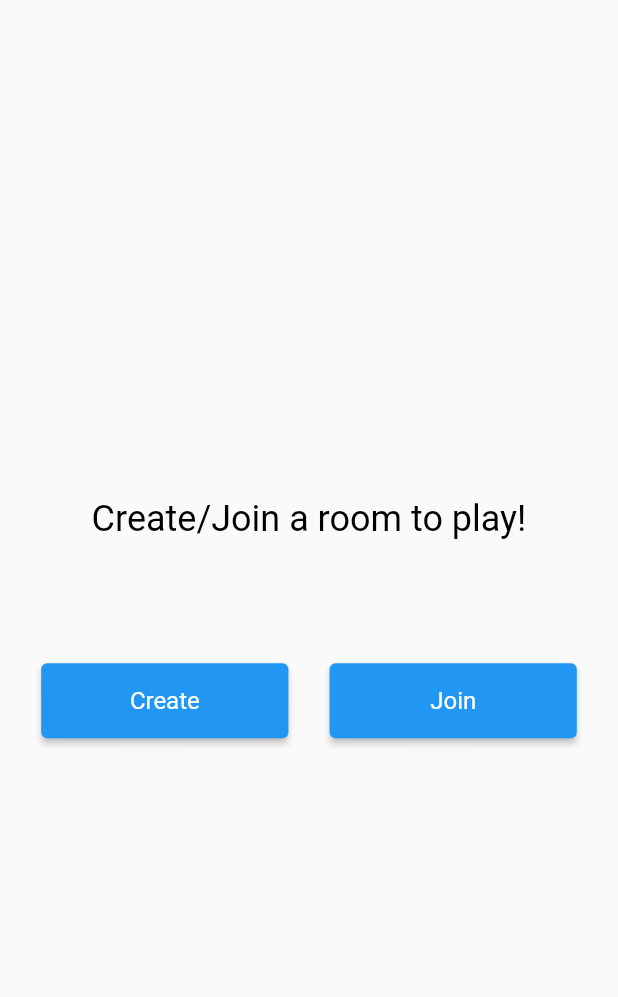
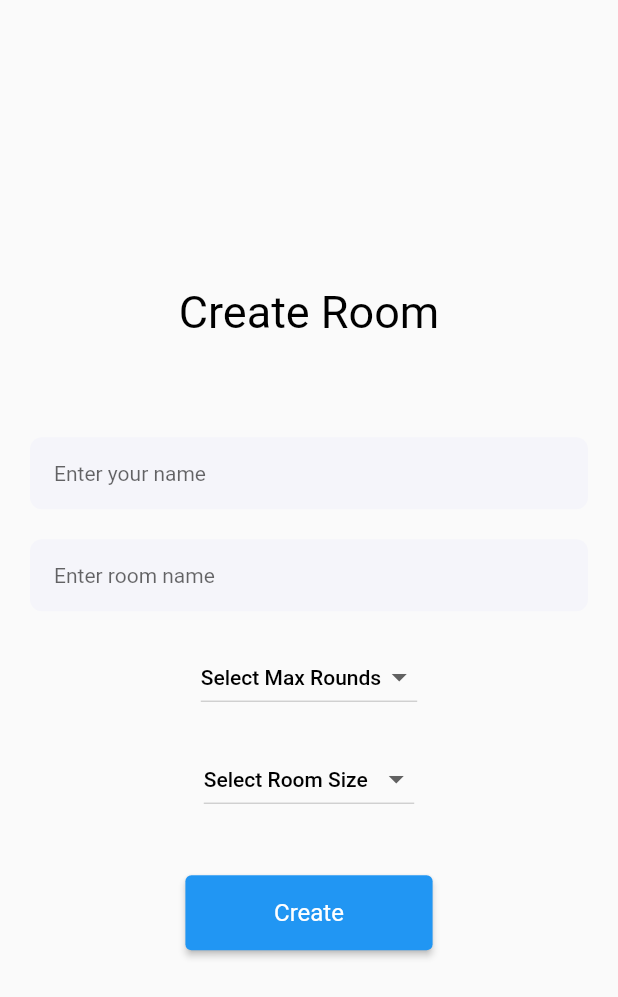
Before and after one commit to manny-e1/skribble_clone, a Flutter app: the screen it shows after launch, after a tap on "Create", on a phone screen of 412 x 824 dp. Shown: the top 997 px of the screen. Run offline on Flutter 3.47's test engine with Material 2 defaults, Android fonts, the phone set to English and light mode, and no system bars.

Commit message:
create room screen

```diff
--- a/lib/create_room_screen.dart
+++ b/lib/create_room_screen.dart
@@ -0,0 +1,133 @@
+import 'package:flutter/material.dart';
+import 'package:skribbl_clone/widgets/custom_text_field.dart';
+
+class CreateRoomScreen extends StatefulWidget {
+  const CreateRoomScreen({Key? key}) : super(key: key);
+
+  @override
+  _CreateRoomScreenState createState() => _CreateRoomScreenState();
+}
+
+class _CreateRoomScreenState extends State<CreateRoomScreen> {
+  final _nameController = TextEditingController();
+  final _roomNameController = TextEditingController();
+  String? _maxRoundValue;
+  String? _maxRoomSize;
+
+  @override
+  void dispose() {
+    _nameController.dispose();
+    _roomNameController.dispose();
+    super.dispose();
+  }
+
+  @override
+  Widget build(BuildContext context) {
+    final size = MediaQuery.of(context).size;
+
+    return Scaffold(
+      body: Column(
+        mainAxisAlignment: MainAxisAlignment.center,
+        children: [
+          const Text(
+            'Create Room',
+            style: TextStyle(
+              color: Colors.black,
+              fontSize: 30,
+            ),
+          ),
+          SizedBox(
+            height: size.height * 0.08,
+          ),
+          Container(
+            margin: const EdgeInsets.symmetric(horizontal: 20),
+            child: CustomTextField(
+              controller: _nameController,
+              hintText: 'Enter your name',
+            ),
+          ),
+          const SizedBox(
+            height: 20,
+          ),
+          Container(
+            margin: const EdgeInsets.symmetric(horizontal: 20),
+            child: CustomTextField(
+              controller: _roomNameController,
+              hintText: 'Enter room name',
+            ),
+          ),
+          const SizedBox(
+            height: 20,
+          ),
+          DropdownButton<String>(
+            focusColor: const Color(0xffF5F6FA),
+            hint: Text(
+              _maxRoundValue ?? 'Select Max Rounds',
+              style: const TextStyle(
+                  color: Colors.black,
+                  fontSize: 14,
+                  fontWeight: FontWeight.w500),
+            ),
+            items: <String>['2', '5', '10', '15']
+                .map<DropdownMenuItem<String>>(
+                  (String value) => DropdownMenuItem(
+                    value: value,
+                    child: Text(value),
+                  ),
+                )
+                .toList(),
+            onChanged: (value) {
+              setState(() {
+                _maxRoundValue = value;
+              });
+            },
+          ),
+          const SizedBox(height: 20,),
+          DropdownButton<String>(
+            focusColor: const Color(0xffF5F6FA),
+            hint:  Text(
+              _maxRoomSize ?? 'Select Room Size  ',
+              style: const TextStyle(
+                  color: Colors.black,
+                  fontSize: 14,
+                  fontWeight: FontWeight.w500),
+            ),
+            items: <String>['2', '3', '4', '5','6','7','8']
+                .map<DropdownMenuItem<String>>(
+                  (String value) => DropdownMenuItem(
+                    value: value,
+                    child: Text(value),
+                  ),
+                )
+                .toList(),
+            onChanged: (value) {
+              setState(() {
+                _maxRoomSize = value;
+              });
+            },
+          ),
+          const SizedBox(height: 40,),
+   ElevatedButton(
+                onPressed: () {},
+                child: const Text(
+                  'Create',
+                  style: TextStyle(fontSize: 16),
+                ),
+                style: ButtonStyle(
+                  backgroundColor: MaterialStateProperty.all(Colors.blue),
+                  textStyle: MaterialStateProperty.all(
+                    const TextStyle(color: Colors.white),
+                  ),
+                  minimumSize: MaterialStateProperty.all(
+                    Size(
+                      size.width / 2.5,
+                      50,
+                    ),
+                  ),
+                ),
+              ),
+        ],
+      ),
+    );
+  }
+}
--- a/lib/home_screen.dart
+++ b/lib/home_screen.dart
@@ -1,4 +1,5 @@
 import 'package:flutter/material.dart';
+import 'package:skribbl_clone/create_room_screen.dart';
 
 class HomeScreen extends StatefulWidget {
   const HomeScreen({Key? key}) : super(key: key);
@@ -26,27 +27,44 @@ class _HomeScreenState extends State<HomeScreen> {
             mainAxisAlignment: MainAxisAlignment.spaceEvenly,
             children: [
               ElevatedButton(
-                onPressed: () {},
+                onPressed: () {
+                  Navigator.of(context).push(MaterialPageRoute(
+                      builder: (context) => const CreateRoomScreen()));
+                },
                 child: const Text(
                   'Create',
-                  style: TextStyle(fontSize:16),
+                  style: TextStyle(fontSize: 16),
                 ),
                 style: ButtonStyle(
                   backgroundColor: MaterialStateProperty.all(Colors.blue),
-                  textStyle: MaterialStateProperty.all(const TextStyle(color:Colors.white),),
-                  minimumSize: MaterialStateProperty.all(Size(size.width/2.5,50,),),
+                  textStyle: MaterialStateProperty.all(
+                    const TextStyle(color: Colors.white),
+                  ),
+                  minimumSize: MaterialStateProperty.all(
+                    Size(
+                      size.width / 2.5,
+                      50,
+                    ),
+                  ),
                 ),
               ),
               ElevatedButton(
                 onPressed: () {},
                 child: const Text(
                   'Join',
-                  style: TextStyle(fontSize:16),
+                  style: TextStyle(fontSize: 16),
                 ),
-                style:ButtonStyle(
+                style: ButtonStyle(
                   backgroundColor: MaterialStateProperty.all(Colors.blue),
-                  textStyle: MaterialStateProperty.all(const TextStyle(color:Colors.white),),
-                  minimumSize: MaterialStateProperty.all(Size(size.width/2.5,50,),),
+                  textStyle: MaterialStateProperty.all(
+                    const TextStyle(color: Colors.white),
+                  ),
+                  minimumSize: MaterialStateProperty.all(
+                    Size(
+                      size.width / 2.5,
+                      50,
+                    ),
+                  ),
                 ),
               ),
             ],
```
